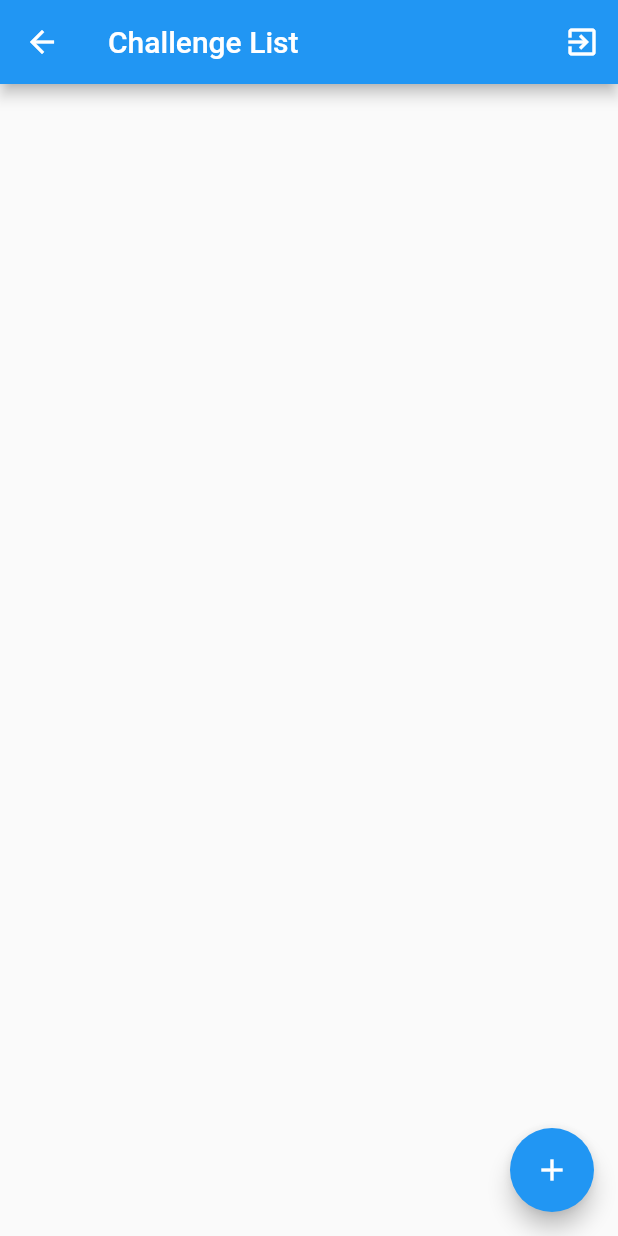
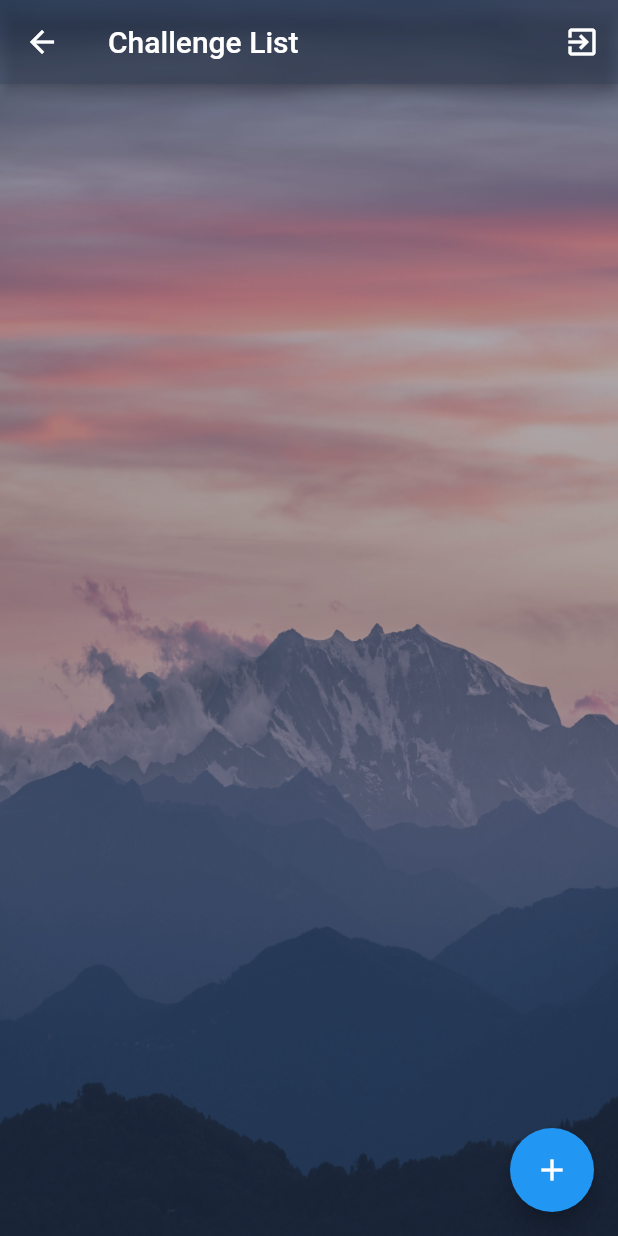
Before and after one commit to KareVulli/bucket_list, a Flutter app: the ChallengeListScreen screen opened directly, on a phone screen of 412 x 824 dp. Run offline on Flutter 3.47's test engine with Material 2 defaults, Android fonts, the phone set to English and light mode, and no system bars; our stand-ins replace bloc, cloud_firestore, firebase_auth, flutter_bloc, flutter_signin_button, google_sign_in; accounts and stored records are empty.

Commit message:
Disaini uuendused

```diff
--- a/lib/screens/challenge_list.dart
+++ b/lib/screens/challenge_list.dart
@@ -26,9 +26,9 @@ class ChallengeListScreen extends StatelessWidget {
 
   @override
   Widget build(BuildContext context) {
-    return Stack( // Stack as the Scaffold parent
+    return Stack(
         children: [
-      Container(
+          Container(
         decoration: BoxDecoration(
           image: DecorationImage(
             image: ExactAssetImage("assets/background.jpg"),
@@ -37,8 +37,10 @@ class ChallengeListScreen extends StatelessWidget {
             ),
         ),
       Scaffold(
+        backgroundColor: Color.fromRGBO(51,65,91, 0.4),
         appBar: AppBar(
           title: Text('Challenge List'),
+          backgroundColor: Color.fromRGBO(51,65,91, 0.4),
           actions: [
             IconButton(
               icon: Icon(Icons.exit_to_app),
```
Also changed, not shown: 1 other file.
